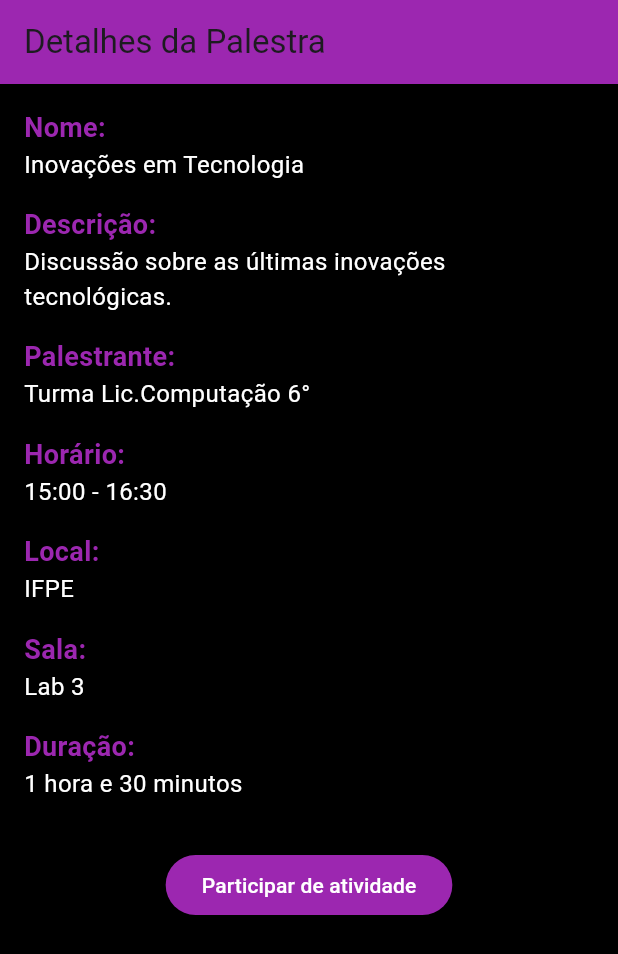
After one commit to ifpe-lic-afo/event_app, a Flutter app: the PalestraDetailsScreen screen opened directly, on a phone screen of 412 x 824 dp. The commit adds this screen. Shown: the top 954 px of the screen. Run offline on Flutter 3.47's test engine with Material 3 defaults, Android fonts, the phone set to English and light mode, and no system bars.

Commit message:
telas de eventos meus, evento unidade e atividade

```diff
--- /dev/null
+++ b/lib/view/Evento_View.dart
@@ -0,0 +1,108 @@
+import 'package:flutter/material.dart';
+
+void main() {
+  runApp(const MyApp());
+}
+
+class MyApp extends StatelessWidget {
+  const MyApp({super.key});
+
+  @override
+  Widget build(BuildContext context) {
+    return MaterialApp(
+      title: 'Palestra Example',
+      theme: ThemeData(
+        primarySwatch: Colors.purple,
+      ),
+      home: const PalestraDetailsScreen(),
+    );
+  }
+}
+
+class PalestraDetailsScreen extends StatelessWidget {
+  // Dados simulados da palestra
+  final String nome = 'Inovações em Tecnologia';
+  final String descricao = 'Discussão sobre as últimas inovações tecnológicas.';
+  final String palestrante = 'Turma Lic.Computação 6°';
+  final String horario = '15:00 - 16:30';
+  final String local = 'IFPE';
+  final String sala = 'Lab 3';
+  final String duracao = '1 hora e 30 minutos';
+
+  const PalestraDetailsScreen({super.key});
+
+  @override
+  Widget build(BuildContext context) {
+    return Scaffold(
+      backgroundColor: Colors.black,
+      appBar: AppBar(
+        backgroundColor: Colors.purple,
+        title: const Text('Detalhes da Palestra'),
+      ),
+      body: Padding(
+        padding: const EdgeInsets.all(16.0),
+        child: Column(
+          crossAxisAlignment: CrossAxisAlignment.start,
+          children: [
+            const Text(
+              'Nome:',
+              style: TextStyle(fontWeight: FontWeight.bold, fontSize: 18, color: Colors.purple),
+            ),
+            Text(nome, style: const TextStyle(fontSize: 16, color: Colors.white)),
+            const SizedBox(height: 16),
+            const Text(
+              'Descrição:',
+              style: TextStyle(fontWeight: FontWeight.bold, fontSize: 18, color: Colors.purple),
+            ),
+            Text(descricao, style: const TextStyle(fontSize: 16, color: Colors.white)),
+            const SizedBox(height: 16),
+            const Text(
+              'Palestrante:',
+              style: TextStyle(fontWeight: FontWeight.bold, fontSize: 18, color: Colors.purple),
+            ),
+            Text(palestrante, style: const TextStyle(fontSize: 16, color: Colors.white)),
+            const SizedBox(height: 16),
+            const Text(
+              'Horário:',
+              style: TextStyle(fontWeight: FontWeight.bold, fontSize: 18, color: Colors.purple),
+            ),
+            Text(horario, style: const TextStyle(fontSize: 16, color: Colors.white)),
+            const SizedBox(height: 16),
+            const Text(
+              'Local:',
+              style: TextStyle(fontWeight: FontWeight.bold, fontSize: 18, color: Colors.purple),
+            ),
+            Text(local, style: const TextStyle(fontSize: 16, color: Colors.white)),
+            const SizedBox(height: 16),
+            const Text(
+              'Sala:',
+              style: TextStyle(fontWeight: FontWeight.bold, fontSize: 18, color: Colors.purple),
+            ),
+            Text(sala, style: const TextStyle(fontSize: 16, color: Colors.white)),
+            const SizedBox(height: 16),
+            const Text(
+              'Duração:',
+              style: TextStyle(fontWeight: FontWeight.bold, fontSize: 18, color: Colors.purple),
+            ),
+            Text(duracao, style: const TextStyle(fontSize: 16, color: Colors.white)),
+            const SizedBox(height: 32),
+            Center(
+              child: ElevatedButton(
+                onPressed: () {
+
+                  ScaffoldMessenger.of(context).showSnackBar(
+                    const SnackBar(content: Text('Você se inscreveu na palestra!')),
+                  );
+                },
+                style: ElevatedButton.styleFrom(
+                  foregroundColor: Colors.white, backgroundColor: Colors.purple,
+                ),
+                child: const Text('Participar de atividade'),
+              ),
+            ),
+          ],
+        ),
+      ),
+    );
+  }
+}
```
Also changed, not shown: lib/view/Criar_Atividade_VIew.dart (added, +92 -0 lines), lib/view/MeusEventos.dart (+29 -12 lines).
